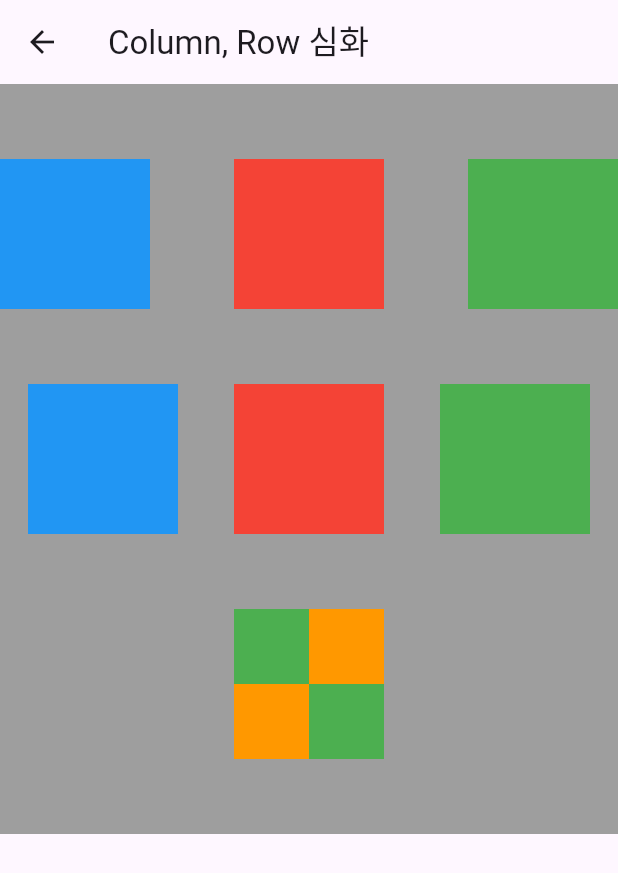
After one commit to leemuuns/smwu_202508, a Flutter app: the screen it shows after launch, after a tap on "Column, Row 실습", on a phone screen of 412 x 824 dp. The commit adds this screen. Shown: the top 873 px of the screen. Run offline on Flutter 3.47's test engine with Material 3 defaults, Android fonts, the phone set to English and light mode, and no system bars.

Commit message:
row_practice_screen.dart 화면 추가

```diff
--- a/lib/screen/button_screen.dart
+++ b/lib/screen/button_screen.dart
@@ -3,8 +3,11 @@ import 'package:smwu_202508/screen/column/column_practice_screen.dart';
 import 'package:smwu_202508/screen/column/column_screen.dart';
 import 'package:smwu_202508/screen/container/container_practice_screen.dart';
 import 'package:smwu_202508/screen/container/container_screen.dart';
+import 'package:smwu_202508/screen/row/column_row_practice_screen.dart';
 import 'package:smwu_202508/screen/row/row_practice_screen.dart';
 import 'package:smwu_202508/screen/row/row_screen.dart';
+import 'package:smwu_202508/screen/text/text_practice_screen.dart';
+import 'package:smwu_202508/screen/text/text_screen.dart';
 
 class ButtonScreen extends StatelessWidget {
   const ButtonScreen({super.key});
@@ -50,6 +53,24 @@ class ButtonScreen extends StatelessWidget {
                 return RowPracticeScreen();
               },));
             }, child: Text("Row 실습")),
+            SizedBox(height: 10),
+            ElevatedButton(onPressed: () {
+              Navigator.push(context, MaterialPageRoute(builder: (context) {
+                return ColumnRowPracticeScreen();
+              },));
+            }, child: Text("Column, Row 실습")),
+            SizedBox(height: 10),
+            ElevatedButton(onPressed: () {
+              Navigator.push(context, MaterialPageRoute(builder: (context) {
+                return TextScreen();
+              },));
+            }, child: Text("Text")),
+            SizedBox(height: 10),
+            ElevatedButton(onPressed: () {
+              Navigator.push(context, MaterialPageRoute(builder: (context) {
+                return TextPracticeScreen();
+              },));
+            }, child: Text("Text 실습")),
           ])),
     );
   }
--- /dev/null
+++ b/lib/screen/row/column_row_practice_screen.dart
@@ -0,0 +1,55 @@
+import 'package:flutter/material.dart';
+
+class ColumnRowPracticeScreen extends StatelessWidget {
+  const ColumnRowPracticeScreen({super.key});
+
+  @override
+  Widget build(BuildContext context) {
+    return Scaffold(
+      appBar: AppBar(title: Text("Column, Row 심화")),
+      body: Container(
+        color: Colors.grey,
+        height: 500,
+        child: Column(
+          crossAxisAlignment: CrossAxisAlignment.center,
+          mainAxisAlignment: MainAxisAlignment.spaceEvenly,
+          children: [
+            Row(
+              mainAxisAlignment: MainAxisAlignment.spaceBetween,
+              children: [
+                Container(width: 100, height: 100, color: Colors.blue),
+                Container(width: 100, height: 100, color: Colors.red),
+                Container(width: 100, height: 100, color: Colors.green),
+              ],
+            ),
+            Row(
+              mainAxisAlignment: MainAxisAlignment.spaceAround,
+              children: [
+                Container(width: 100, height: 100, color: Colors.blue),
+                Container(width: 100, height: 100, color: Colors.red),
+                Container(width: 100, height: 100, color: Colors.green),
+              ],
+            ),
+            Row(
+              mainAxisAlignment: MainAxisAlignment.center,
+              children: [
+                Column(
+                  children: [
+                    Container(width: 50, height: 50, color: Colors.green),
+                    Container(width: 50, height: 50, color: Colors.orange),
+                  ],
+                ),
+                Column(
+                  children: [
+                    Container(width: 50, height: 50, color: Colors.orange),
+                    Container(width: 50, height: 50, color: Colors.green),
+                  ],
+                ),
+              ],
+            ),
+          ],
+        ),
+      ),
+    );
+  }
+}
```
Also changed, not shown: lib/screen/text/text_practice_screen.dart (added, +22 -0 lines), lib/screen/text/text_screen.dart (added, +30 -0 lines).
